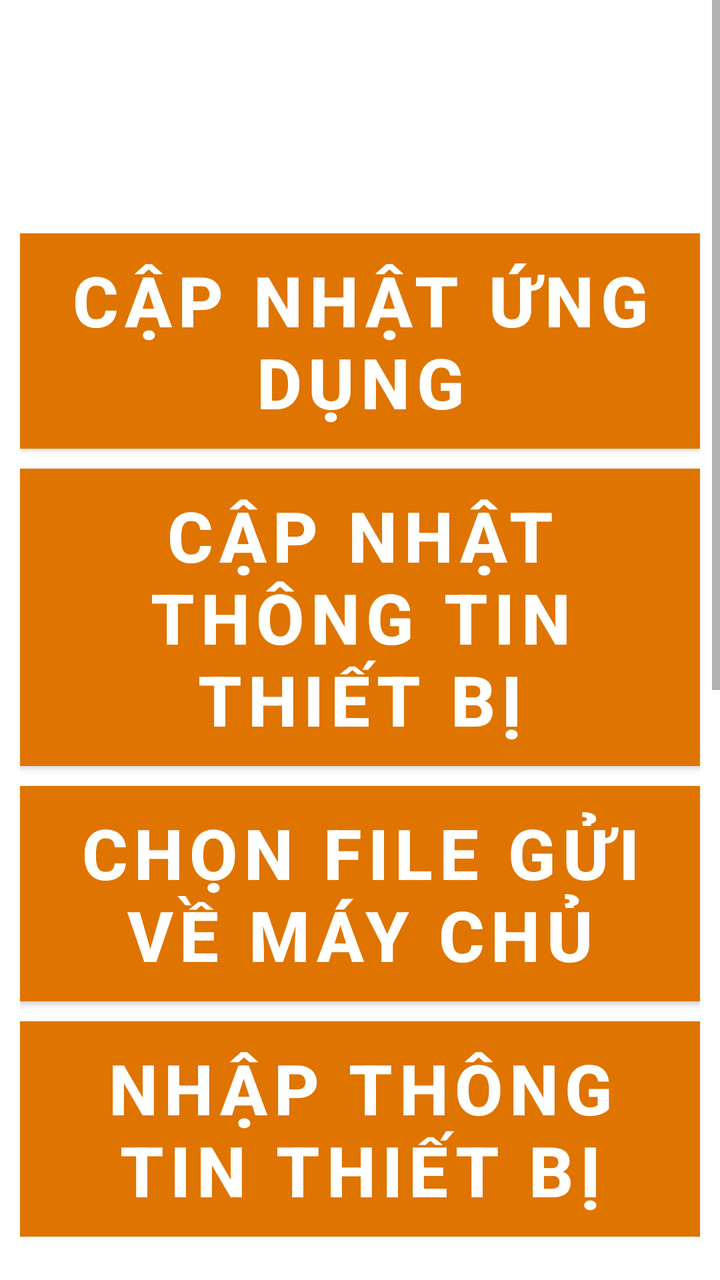
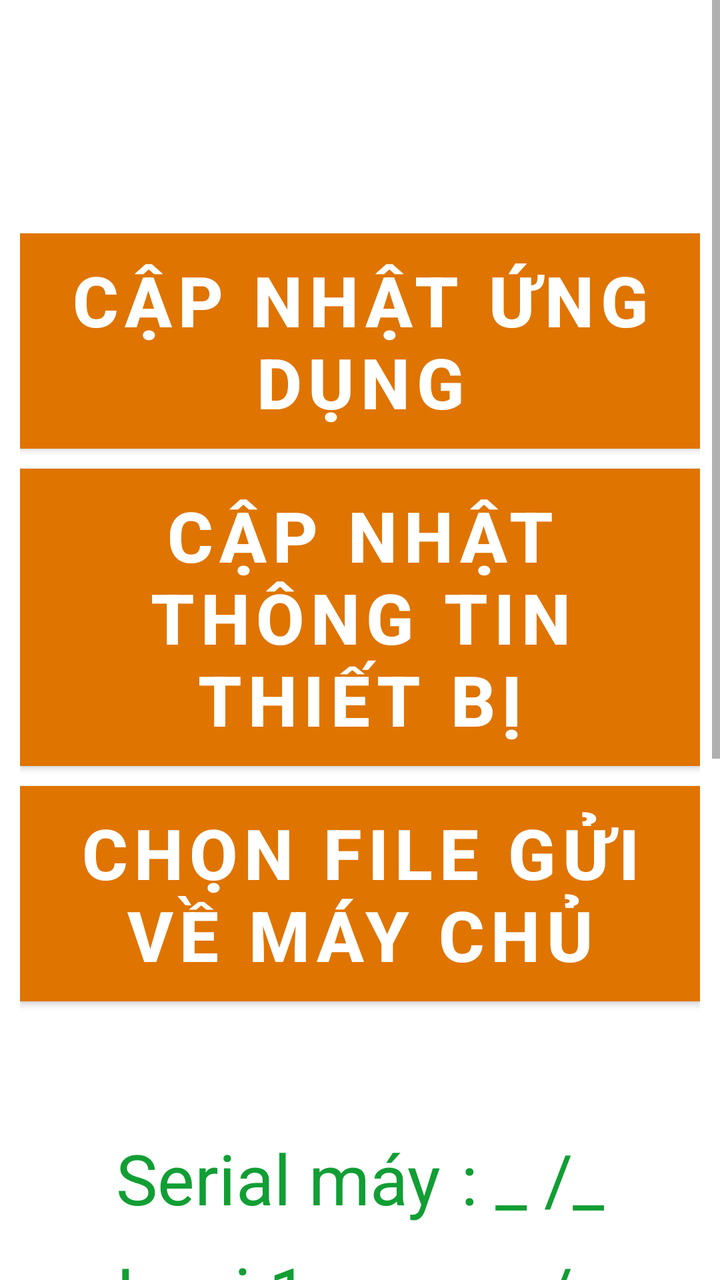

Compare the two renders of this Android layout. The source of the first and the diff that turns it into the second are given below.
<!-- AndroidManifest.xml: activity theme Theme.Datapp.NoActionBar -->
<!-- res/layout/activity_info_device.xml -->
<?xml version="1.0" encoding="utf-8"?>
<androidx.constraintlayout.widget.ConstraintLayout xmlns:android="http://schemas.android.com/apk/res/android"
    xmlns:app="http://schemas.android.com/apk/res-auto"
    xmlns:tools="http://schemas.android.com/tools"
    android:layout_width="match_parent"
    android:layout_height="match_parent"
    tools:context=".activity.InfoDeviceActivity">

    <ScrollView
        android:layout_width="match_parent"
        android:layout_height="match_parent">

        <LinearLayout
            android:layout_width="match_parent"
            android:layout_height="match_parent"
            android:orientation="vertical">

            <TextView
                android:id="@+id/tvSeri"
                android:layout_width="match_parent"
                android:layout_height="wrap_content"
                android:gravity="center"
                android:textColor="@color/green"
                android:textSize="80dp"
                app:layout_constraintStart_toStartOf="parent"
                tools:layout_editor_absoluteY="301dp" />

            <LinearLayout
                android:layout_width="match_parent"
                android:layout_height="wrap_content"
                android:layout_marginHorizontal="30px"
                android:layout_marginTop="30px"
                android:gravity="center"
                android:orientation="vertical">

                <Button
                    android:id="@+id/btUpdateApp"
                    android:layout_width="match_parent"
                    android:layout_height="wrap_content"
                    android:layout_gravity="center"
                    android:background="@color/orange"
                    android:text="CẬP NHẬT ỨNG DỤNG"
                    android:textColor="@color/white"
                    android:textSize="35sp"
                    android:textStyle="bold" />

                <View
                    android:layout_width="match_parent"
                    android:layout_height="10dp" />

                <Button
                    android:id="@+id/btUpdateDeviceInfo"
                    android:layout_width="match_parent"
                    android:layout_height="wrap_content"
                    android:layout_gravity="center"
                    android:background="@color/orange"
                    android:text="CẬP NHẬT THÔNG TIN THIẾT BỊ"
                    android:textColor="@color/white"
                    android:textSize="35sp"
                    android:textStyle="bold" />

                <View
                    android:layout_width="match_parent"
                    android:layout_height="10dp" />

                <Button
                    android:id="@+id/btSelectFile"
                    android:layout_width="match_parent"
                    android:layout_height="wrap_content"
                    android:layout_gravity="center"
                    android:background="@color/orange"
                    android:text="CHỌN FILE GỬI VỀ MÁY CHỦ"
                    android:textColor="@color/white"
                    android:textSize="35sp"
                    android:textStyle="bold" />

                <View
                    android:layout_width="match_parent"
                    android:layout_height="10dp" />

                <Button
                    android:id="@+id/btEnterInfo"
                    android:layout_width="match_parent"
                    android:layout_height="wrap_content"
                    android:layout_gravity="center"
                    android:background="@color/orange"
                    android:text="nhập thông tin thiết bị"
                    android:textColor="@color/white"
                    android:textSize="35sp"
                    android:textStyle="bold" />
            </LinearLayout>

            <LinearLayout
                android:layout_width="match_parent"
                android:layout_height="wrap_content"
                android:layout_marginTop="50dp"
                android:gravity="center"
                android:orientation="horizontal">

                <LinearLayout
                    android:layout_width="wrap_content"
                    android:layout_height="wrap_content"
                    android:orientation="vertical">

                    <TextView
                        android:layout_width="wrap_content"
                        android:layout_height="wrap_content"
                        android:layout_margin="5dp"
                        android:text="Serial máy"
                        android:textColor="@color/green"
                        android:textSize="35sp" />

                    <TextView
                        android:layout_width="wrap_content"
                        android:layout_height="wrap_content"
                        android:layout_margin="5dp"
                        android:text="Imei 1"

                        android:textColor="@color/green"
                        android:textSize="35sp" />

                    <TextView
                        android:layout_width="wrap_content"
                        android:layout_height="wrap_content"
                        android:layout_margin="5dp"
                        android:text="Imei 2"

                        android:textColor="@color/green"
                        android:textSize="35sp" />

                    <TextView
                        android:layout_width="wrap_content"
                        android:layout_height="wrap_content"
                        android:layout_margin="5dp"
                        android:text="Serial SIM"

                        android:textColor="@color/green"
                        android:textSize="35sp" />

                    <TextView
                        android:layout_width="wrap_content"
                        android:layout_height="wrap_content"
                        android:layout_margin="5dp"
                        android:text="Version"
                        android:textColor="@color/green"
                        android:textSize="35sp" />
                </LinearLayout>

                <LinearLayout
                    android:layout_width="wrap_content"
                    android:layout_height="wrap_content"
                    android:orientation="vertical">

                    <TextView
                        android:id="@+id/tvSerialDevice"
                        android:layout_width="wrap_content"
                        android:layout_height="wrap_content"
                        android:layout_margin="5dp"
                        android:text=": _ /_"

                        android:textColor="@color/green"
                        android:textSize="35sp" />

                    <TextView
                        android:id="@+id/tvImei1"
                        android:layout_width="wrap_content"
                        android:layout_height="wrap_content"
                        android:layout_margin="5dp"
                        android:text=": _ /_"

                        android:textColor="@color/green"
                        android:textSize="35sp" />

                    <TextView
                        android:id="@+id/tvImei2"
                        android:layout_width="wrap_content"
                        android:layout_height="wrap_content"
                        android:layout_margin="5dp"
                        android:text=": _ /_"

                        android:textColor="@color/green"
                        android:textSize="35sp" />

                    <TextView
                        android:id="@+id/tvSerialSIM"
                        android:layout_width="wrap_content"
                        android:layout_height="wrap_content"
                        android:layout_margin="5dp"
                        android:text=": _ /_"

                        android:textColor="@color/green"
                        android:textSize="35sp" />

                    <TextView
                        android:id="@+id/tvVersionApp"
                        android:layout_width="wrap_content"
                        android:layout_height="wrap_content"
                        android:layout_margin="5dp"
                        android:text=": _ /_"
                        android:textColor="@color/green"
                        android:textSize="35sp" />
                </LinearLayout>
            </LinearLayout>

            <LinearLayout
                android:layout_width="match_parent"
                android:layout_height="wrap_content"
                android:layout_marginHorizontal="10dp"
                android:layout_marginBottom="10dp"
                android:gravity="start"
                android:orientation="vertical">

                <LinearLayout
                    android:layout_width="match_parent"
                    android:layout_height="wrap_content"
                    android:gravity="center_vertical">

                    <TextView
                        android:layout_width="wrap_content"
                        android:layout_height="wrap_content"
                        android:layout_marginEnd="20dp"
                        android:text="Thông báo lỗi vận tốc: "
                        android:textColor="#917E7E"
                        android:textSize="30sp" />

                    <Switch
                        android:id="@+id/swtchVelocityAlert"
                        android:layout_width="wrap_content"
                        android:layout_height="50dp"
                        android:gravity="center"
                        android:thumb="@drawable/custom_thumb"
                        android:track="@drawable/custom_track"
                        tools:ignore="UseSwitchCompatOrMaterialXml" />
                </LinearLayout>

                <LinearLayout
                    android:layout_width="match_parent"
                    android:layout_height="wrap_content"
                    android:gravity="center_vertical">
                    <TextView
                        android:layout_width="wrap_content"
                        android:layout_height="wrap_content"
                        android:text="Thông báo sử dụng 4G: "
                        android:textColor="#917E7E"
                        android:layout_marginEnd="20dp"
                        android:textSize="30sp" />
                    <Switch
                        android:id="@+id/swtchUse4GAlert"
                        android:layout_width="wrap_content"
                        android:layout_height="50dp"
                        android:gravity="center"
                        android:thumb="@drawable/custom_thumb"
                        android:track="@drawable/custom_track"
                        tools:ignore="UseSwitchCompatOrMaterialXml" />
                </LinearLayout>

                <LinearLayout
                    android:layout_width="match_parent"
                    android:layout_height="wrap_content"
                    android:gravity="center_vertical">
                    <TextView
                        android:layout_width="wrap_content"
                        android:layout_height="wrap_content"
                        android:text="Cảnh báo quãng đường không thay đổi:"
                        android:textColor="#917E7E"
                        android:layout_marginEnd="20dp"
                        android:textSize="30sp" />
                    <Switch
                        android:id="@+id/swtchDistanceNotChange"
                        android:layout_width="wrap_content"
                        android:layout_height="50dp"
                        android:gravity="center"
                        android:thumb="@drawable/custom_thumb"
                        android:track="@drawable/custom_track"
                        tools:ignore="UseSwitchCompatOrMaterialXml" />
                </LinearLayout>

                <LinearLayout
                    android:layout_width="match_parent"
                    android:layout_height="wrap_content"
                    android:layout_marginBottom="10dp"
                    android:gravity="center"
                    android:orientation="horizontal">

                    <TextView
                        android:id="@+id/tvAutoLogoutTime"
                        android:layout_width="wrap_content"
                        android:layout_height="wrap_content"
                        android:text="0"
                        android:textColor="#917E7E"
                        android:textSize="30sp" />

                    <SeekBar
                        android:id="@+id/skAutoLogoutTime"
                        android:layout_width="match_parent"
                        android:layout_height="wrap_content"
                        android:max="9"
                        android:progress="2" />
                </LinearLayout>
            </LinearLayout>
        </LinearLayout>
    </ScrollView>


</androidx.constraintlayout.widget.ConstraintLayout>
<!-- resources referenced by this layout -->
<resources>
  <color name="green">#119E34</color>
  <color name="orange">#DF7401</color>
  <color name="white">#FFFFFF</color>
  <!-- drawable custom_thumb (drawable) -->
  <selector xmlns:android="http://schemas.android.com/apk/res/android">
      <item android:state_checked="true" android:drawable="@drawable/thumb_on" />
      <item android:drawable="@drawable/thumb_off" />
  </selector>
  <!-- drawable custom_track (drawable) -->
  <selector xmlns:android="http://schemas.android.com/apk/res/android">
      <item android:state_checked="true" android:drawable="@drawable/track_on" />
      <item android:drawable="@drawable/track_off" />
  </selector>
  <style name="Theme.Datapp.NoActionBar">
          <item name="windowActionBar">false</item>
          <item name="windowNoTitle">true</item>
  
      </style>
  <!-- drawable thumb_on (drawable) -->
  <shape xmlns:android="http://schemas.android.com/apk/res/android">
      <size
          android:width="30dp"
          android:height="30dp" />
      <solid android:color="#00FF00" />
      <corners android:radius="30dp" />
  </shape>
  <!-- drawable thumb_off (drawable) -->
  <shape xmlns:android="http://schemas.android.com/apk/res/android">
      <size
          android:width="30dp"
          android:height="30dp" />
      <solid android:color="#CCCCCC" />
      <corners android:radius="30dp" />
  </shape>
  <!-- drawable track_on (drawable) -->
  <shape xmlns:android="http://schemas.android.com/apk/res/android">
      <size
          android:width="100dp"
          android:height="10dp" />
      <solid android:color="#00CC00" />
      <corners android:radius="20dp" />
  </shape>
  <!-- drawable track_off (drawable) -->
  <shape xmlns:android="http://schemas.android.com/apk/res/android">
      <size
          android:width="100dp"
          android:height="10dp" />
      <solid android:color="#917E7E" />
      <corners android:radius="20dp" />
  </shape>
</resources>

<!-- the commit's change to res/layout/activity_info_device.xml (unified diff, before → after) -->
@@ -85,6 +85,7 @@
                     android:layout_gravity="center"
                     android:background="@color/orange"
                     android:text="nhập thông tin thiết bị"
+                    android:visibility="gone"
                     android:textColor="@color/white"
                     android:textSize="35sp"
                     android:textStyle="bold" />
